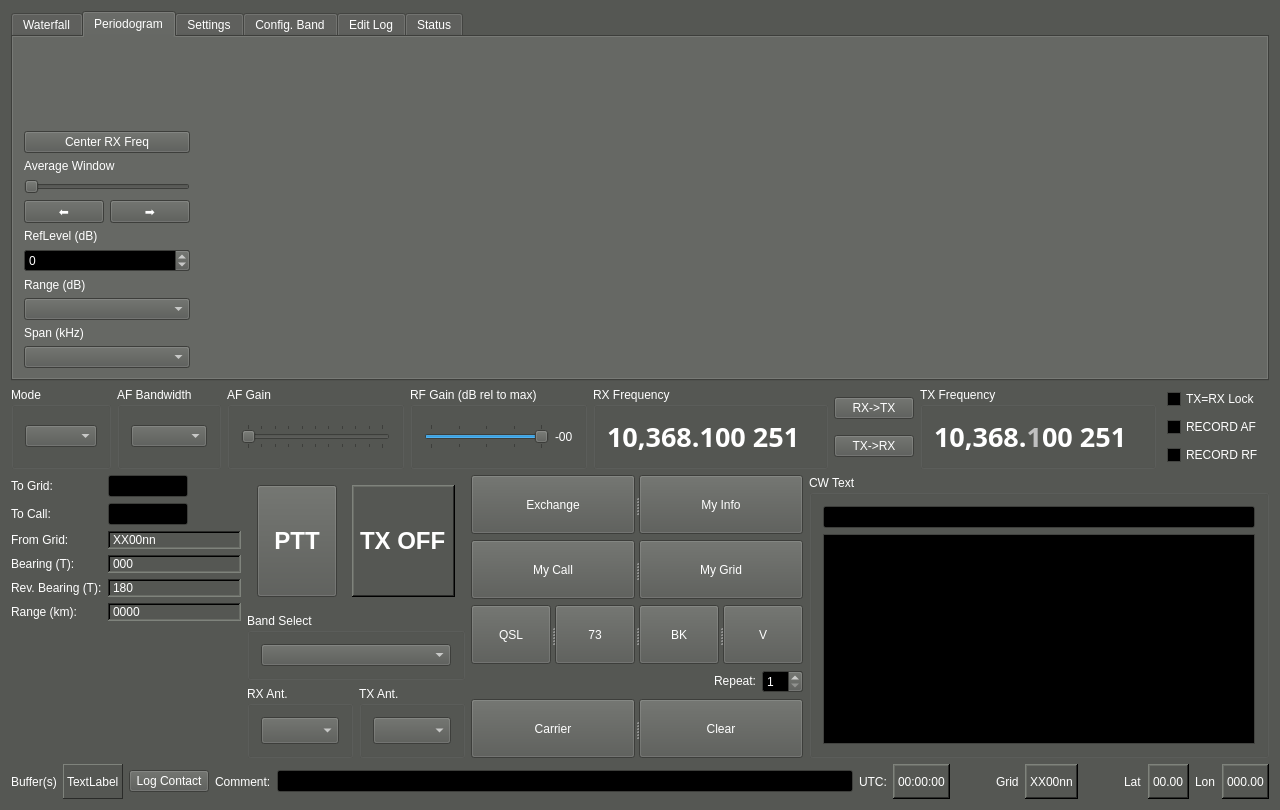
Old version of the form qtgui/mainwindow.ui in the repository kb1vc/SoDaRadio.
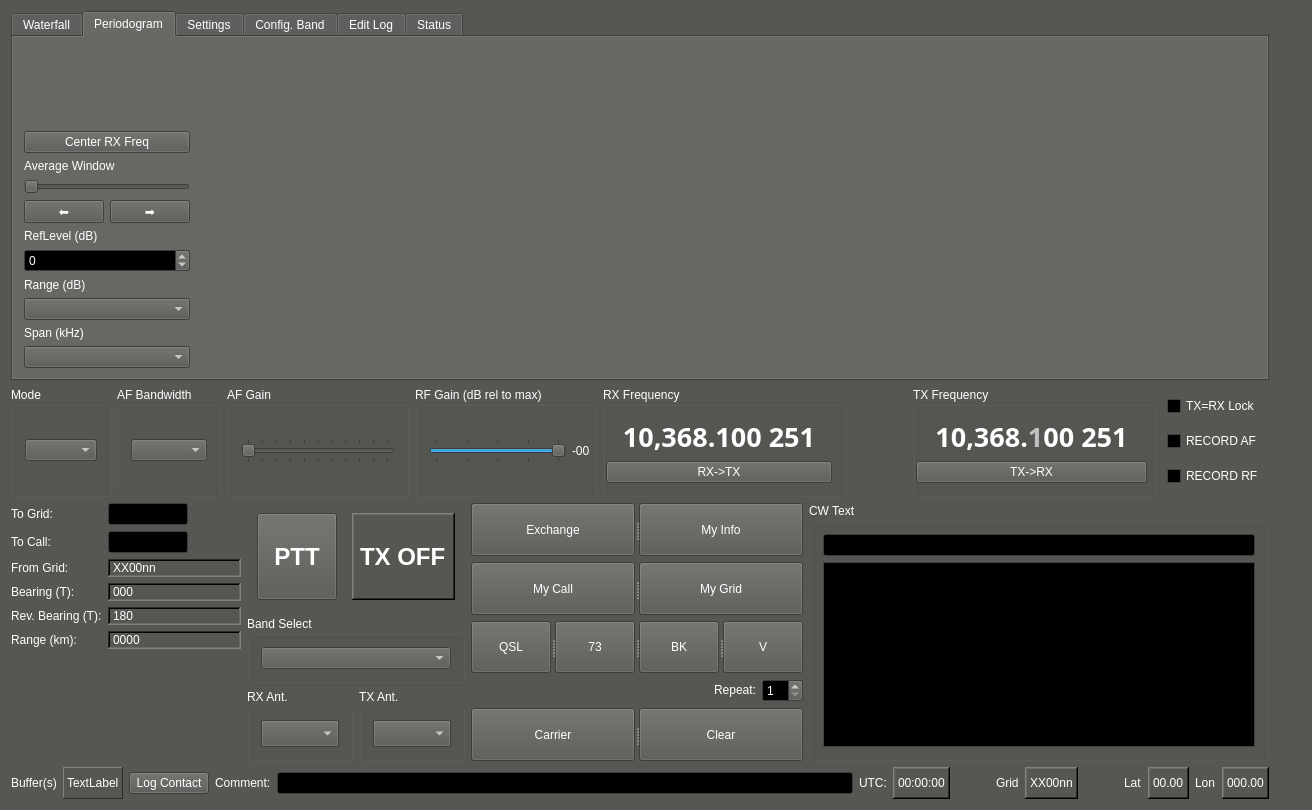
New version of the form. The open tabs and pages were chosen to show the change. Icons and pictures are not drawn. Custom widgets are drawn as their Qt base class.

```diff
--- a/qtgui/mainwindow.ui
+++ b/qtgui/mainwindow.ui
@@ -6,7 +6,7 @@
    <rect>
     <x>0</x>
     <y>0</y>
-    <width>1280</width>
+    <width>1312</width>
     <height>810</height>
    </rect>
   </property>
@@ -2282,7 +2282,7 @@
      </widget>
     </item>
     <item>
-     <layout class="QHBoxLayout" name="Controls_box" stretch="1,1,3,3,4,1,4,1">
+     <layout class="QHBoxLayout" name="Controls_box" stretch="0,0,3,3,4,1,4,1">
       <item>
        <widget class="QGroupBox" name="Mode_box">
         <property name="title">
@@ -2318,7 +2318,7 @@
       <item>
        <widget class="QGroupBox" name="AFG_box">
         <property name="title">
-         <string>AF Gain</string>
+         <string>AF Gain                      </string>
         </property>
         <layout class="QVBoxLayout" name="verticalLayout_2">
          <item>
@@ -2361,6 +2361,9 @@
          <string>RF Gain (dB rel to max)</string>
         </property>
         <layout class="QHBoxLayout" name="horizontalLayout_21">
+         <property name="rightMargin">
+          <number>4</number>
+         </property>
          <item>
           <widget class="QSlider" name="RFGain_slide">
            <property name="toolTip">
@@ -2402,6 +2405,9 @@
          <string>RX Frequency</string>
         </property>
         <layout class="QVBoxLayout" name="verticalLayout_7">
+         <property name="leftMargin">
+          <number>0</number>
+         </property>
          <item>
           <widget class="GUISoDa::FreqLabel" name="RXFreq_lab">
            <property name="font">
@@ -2421,13 +2427,11 @@
            <property name="text">
             <string>10,368.100 251</string>
            </property>
+           <property name="alignment">
+            <set>Qt::AlignCenter</set>
+           </property>
           </widget>
          </item>
-        </layout>
-       </widget>
-      </item>
-      <item>
-       <layout class="QVBoxLayout" name="verticalLayout_16">
         <item>
          <widget class="QPushButton" name="RXfreq2TXfreq_btn">
           <property name="toolTip">
@@ -2438,17 +2442,11 @@
           </property>
          </widget>
         </item>
-        <item>
-         <widget class="QPushButton" name="TXfreq2RXfreq_btn">
-          <property name="toolTip">
-           <string>Copy TX frequency to RX.</string>
-          </property>
-          <property name="text">
-           <string>TX-&gt;RX</string>
-          </property>
-         </widget>
-        </item>
-       </layout>
+        </layout>
+       </widget>
+      </item>
+      <item>
+       <layout class="QVBoxLayout" name="verticalLayout_16"/>
       </item>
       <item>
        <widget class="QGroupBox" name="TXFreq_box">
@@ -2456,6 +2454,12 @@
          <string>TX Frequency</string>
         </property>
         <layout class="QVBoxLayout" name="verticalLayout_6">
+         <property name="leftMargin">
+          <number>0</number>
+         </property>
+         <property name="rightMargin">
+          <number>6</number>
+         </property>
          <item>
           <widget class="GUISoDa::FreqLabel" name="TXFreq_lab">
            <property name="font">
@@ -2474,6 +2478,19 @@
            </property>
            <property name="text">
             <string>10,368.&lt;B&gt;&lt;FONT COLOR='#C0C0C0'&gt;1&lt;/B&gt;00 251</string>
+           </property>
+           <property name="alignment">
+            <set>Qt::AlignCenter</set>
+           </property>
+          </widget>
+         </item>
+         <item>
+          <widget class="QPushButton" name="TXfreq2RXfreq_btn">
+           <property name="toolTip">
+            <string>Copy TX frequency to RX.</string>
+           </property>
+           <property name="text">
+            <string>TX-&gt;RX</string>
            </property>
           </widget>
          </item>
```
Left out of the diff: 2 changed lines with no effect on the pictures. Lines whose indentation alone changed are shown as unchanged.
